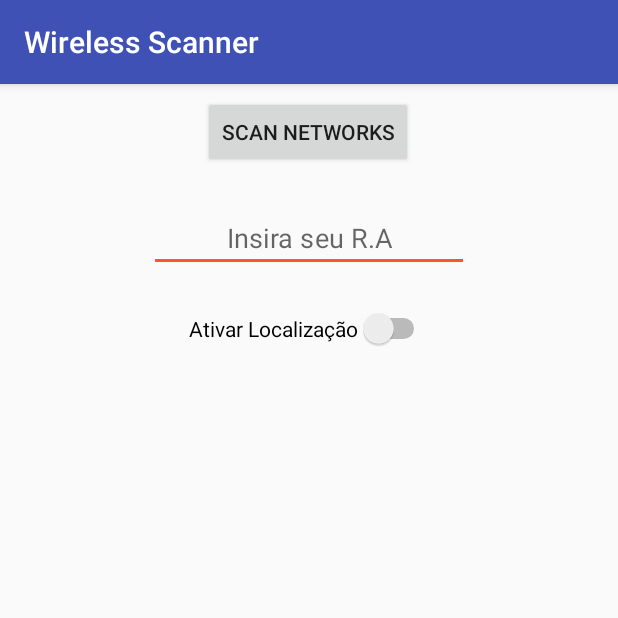
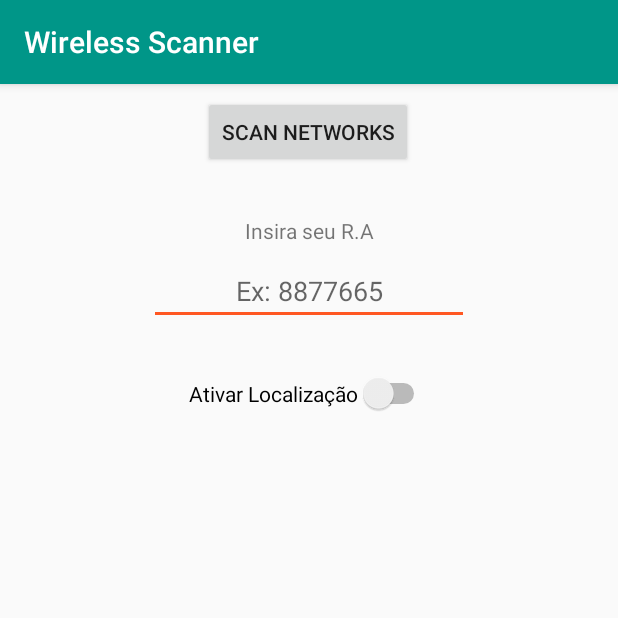
Before and after one commit to Peterfilho/Wireless-Scanner, an Android app: the screen it shows after launch (MainActivity), on a phone screen of 412 x 824 dp, the top half of it. Run offline under Robolectric (Android 15) with nearby library versions, the phone set to English and light mode, and no system bars; our stand-ins replace Volley.

Commit message:
Fix editText to get RA and send in POST request

```diff
--- a/app/src/main/res/layout/activity_main.xml
+++ b/app/src/main/res/layout/activity_main.xml
@@ -26,14 +26,18 @@
         android:id="@+id/ra"
         android:layout_width="wrap_content"
         android:layout_height="wrap_content"
-        android:layout_marginTop="24dp"
+        android:layout_marginStart="16dp"
+        android:layout_marginLeft="16dp"
+        android:layout_marginTop="8dp"
+        android:layout_marginEnd="16dp"
+        android:layout_marginRight="16dp"
         android:ems="10"
-        android:gravity="center"
-        android:hint="@string/inputText"
-        android:inputType="textPersonName"
+        android:textAlignment="center"
+        android:hint="Ex: 8877665"
+        android:inputType="numberSigned"
         app:layout_constraintEnd_toEndOf="parent"
         app:layout_constraintStart_toStartOf="parent"
-        app:layout_constraintTop_toBottomOf="@+id/scanBtn" />
+        app:layout_constraintTop_toBottomOf="@+id/textView" />
 
     <ListView
         android:id="@+id/wifiList"
@@ -41,22 +45,38 @@
         android:layout_height="619dp"
         android:layout_marginStart="8dp"
         android:layout_marginLeft="8dp"
-        android:layout_marginTop="24dp"
+        android:layout_marginTop="32dp"
         android:layout_marginEnd="8dp"
         android:layout_marginRight="8dp"
         app:layout_constraintEnd_toEndOf="parent"
         app:layout_constraintStart_toStartOf="parent"
-        app:layout_constraintTop_toBottomOf="@+id/switch1" />
+        app:layout_constraintTop_toBottomOf="@+id/switch1">
+
+    </ListView>
 
     <Switch
         android:id="@+id/switch1"
         android:layout_width="wrap_content"
         android:layout_height="wrap_content"
-        android:layout_marginTop="24dp"
+        android:layout_marginTop="32dp"
         android:text="@string/activeLocalization"
         app:layout_constraintEnd_toEndOf="parent"
         app:layout_constraintStart_toStartOf="parent"
         app:layout_constraintTop_toBottomOf="@+id/ra" />
 
+    <TextView
+        android:id="@+id/textView"
+        android:layout_width="wrap_content"
+        android:layout_height="wrap_content"
+        android:layout_marginStart="16dp"
+        android:layout_marginLeft="16dp"
+        android:layout_marginTop="32dp"
+        android:layout_marginEnd="16dp"
+        android:layout_marginRight="16dp"
+        android:text="@string/TextView"
+        app:layout_constraintEnd_toEndOf="parent"
+        app:layout_constraintStart_toStartOf="parent"
+        app:layout_constraintTop_toBottomOf="@+id/scanBtn" />
+
 
 </android.support.constraint.ConstraintLayout>
--- a/app/src/main/res/values/colors.xml
+++ b/app/src/main/res/values/colors.xml
@@ -1,6 +1,6 @@
 <?xml version="1.0" encoding="utf-8"?>
 <resources>
-    <color name="colorPrimary">#3F51B5</color>
-    <color name="colorPrimaryDark">#03A9F4</color>
+    <color name="colorPrimary">#009688</color>
+    <color name="colorPrimaryDark">#008579</color>
     <color name="colorAccent">#FF5722</color>
 </resources>
--- a/app/src/main/res/values/strings.xml
+++ b/app/src/main/res/values/strings.xml
@@ -3,6 +3,10 @@
     <string name="button_scan">Scan Networks</string>
     <string name="inputText">Insira seu R.A</string>
     <string name="activeLocalization">Ativar Localização</string>
-
+    <string name="TextView">Insira seu R.A</string>
+    <string name="Info">Mais informações</string>
+    <string name="infotitle">Mais informações</string>
+    <string name="ok">Ok</string>
+    <string name="textinfo">Mais informações</string>
 
 </resources>
```
Also changed, not shown: app/src/main/java/com/example/peterson/whereiam21/CSVFile.java (deleted, +0 -39 lines), app/src/main/java/com/example/peterson/whereiam21/HttpService.java (+2 -111 lines), app/src/main/java/com/example/peterson/whereiam21/MainActivity.java (+84 -24 lines), app/src/main/res/drawable/ic_info_24px.xml (added, +9 -0 lines), app/src/main/res/menu/menu.xml (added, +18 -0 lines).
